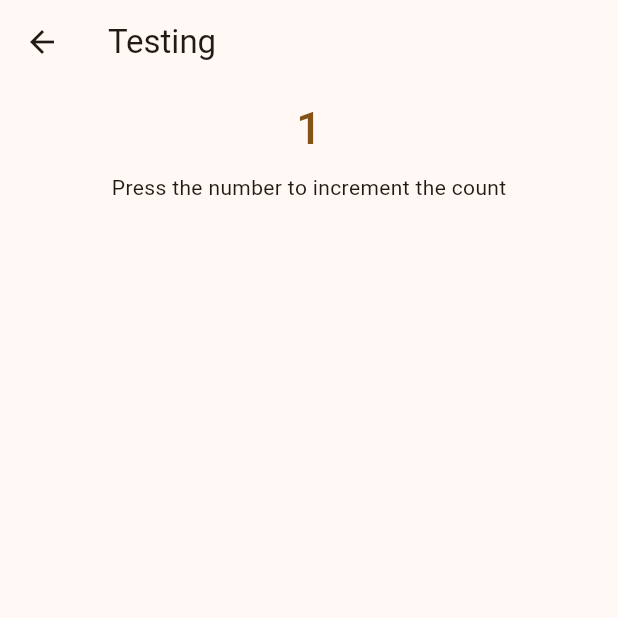
After one commit to joseph-programming-tuition-singapore/lxp_flutter_dart, a Flutter app: the TestingView screen opened by its route, after a tap on an icon or button, on a phone screen of 412 x 824 dp, the top half of it. The commit adds this screen. Run offline on Flutter 3.47's test engine with Material 3 defaults, Android fonts, the light colour scheme and no system bars; our stand-ins replace cloud_firestore, firebase_auth, firebase_core, flutter_local_notifications, go_router; accounts and stored records are empty.

Commit message:
Added unit, widget and integration testing example

```diff
--- a/lib/router.dart
+++ b/lib/router.dart
@@ -9,11 +9,13 @@ import 'package:lxp_flutter_dart/view_models/auth_view_model.dart';
 import 'package:lxp_flutter_dart/view_models/firestore_view_model.dart';
 import 'package:lxp_flutter_dart/view_models/home_view_model.dart';
 import 'package:lxp_flutter_dart/view_models/notification_view_model.dart';
+import 'package:lxp_flutter_dart/view_models/testing_view_model.dart';
 import 'package:lxp_flutter_dart/views/api_view.dart';
 import 'package:lxp_flutter_dart/views/auth_view.dart';
 import 'package:lxp_flutter_dart/views/firestore_view.dart';
 import 'package:lxp_flutter_dart/views/home_view.dart';
 import 'package:lxp_flutter_dart/views/notification_view.dart';
+import 'package:lxp_flutter_dart/views/testing_view.dart';
 
 final GoRouter router = GoRouter(
   routes: <RouteBase>[
@@ -50,6 +52,12 @@ final GoRouter router = GoRouter(
                 viewModel: FirestoreViewModel(ProfileRepo: ProfileRepo()));
           },
         ),
+        GoRoute(
+          path: '/testing',
+          builder: (BuildContext context, GoRouterState state) {
+            return TestingView(viewModel: TestingViewModel());
+          },
+        ),
       ],
     ),
   ],
--- /dev/null
+++ b/lib/view_models/testing_view_model.dart
@@ -0,0 +1,11 @@
+import 'package:flutter/material.dart';
+
+class TestingViewModel extends ChangeNotifier {
+  int _count = 0;
+  int get count => _count;
+
+  void addCount() {
+    _count++;
+    notifyListeners();
+  }
+}
--- a/lib/views/home_view.dart
+++ b/lib/views/home_view.dart
@@ -43,6 +43,12 @@ class _HomeViewState extends State<HomeView> {
                   title: Text('Firestore'),
                   onTap: () => context.go('/firestore'),
                 ),
+                ListTile(
+                  key: const Key('testing_list_tile'),
+                  leading: Icon(Icons.bug_report),
+                  title: Text('Testing'),
+                  onTap: () => context.go('/testing'),
+                ),
               ],
             ));
       },
--- /dev/null
+++ b/lib/views/testing_view.dart
@@ -0,0 +1,43 @@
+import 'package:flutter/material.dart';
+import 'package:lxp_flutter_dart/view_models/testing_view_model.dart';
+
+class TestingView extends StatefulWidget {
+  const TestingView({super.key, required this.viewModel});
+
+  final TestingViewModel viewModel;
+  @override
+  State<TestingView> createState() => _TestingViewState();
+}
+
+class _TestingViewState extends State<TestingView> {
+  @override
+  Widget build(BuildContext context) {
+    return ListenableBuilder(
+      listenable: widget.viewModel,
+      builder: (context, _) {
+        return Scaffold(
+          appBar: AppBar(
+            title: const Text('Testing'),
+          ),
+          body: Column(
+            children: [
+              Center(
+                child: TextButton(
+                  key: const Key('add_count_button'),
+                  onPressed: () => widget.viewModel.addCount(),
+                  child: Text(
+                    '${widget.viewModel.count}',
+                    key: const Key('count_text'),
+                    style: TextStyle(fontSize: 30),
+                    textAlign: TextAlign.center,
+                  ),
+                ),
+              ),
+              Text('Press the number to increment the count'),
+            ],
+          ),
+        );
+      },
+    );
+  }
+}
--- a/pubspec.yaml
+++ b/pubspec.yaml
@@ -53,6 +53,9 @@ dev_dependencies:
   # package. See that file for information about deactivating specific lint
   # rules and activating additional ones.
   flutter_lints: ^5.0.0
+  test: ^1.25.8
+  integration_test:
+    sdk: flutter
 
 # For information on the generic Dart part of this file, see the
 # following page: https://dart.dev/tools/pub/pubspec
```
Also changed, not shown: pubspec.lock, 3 other files.
